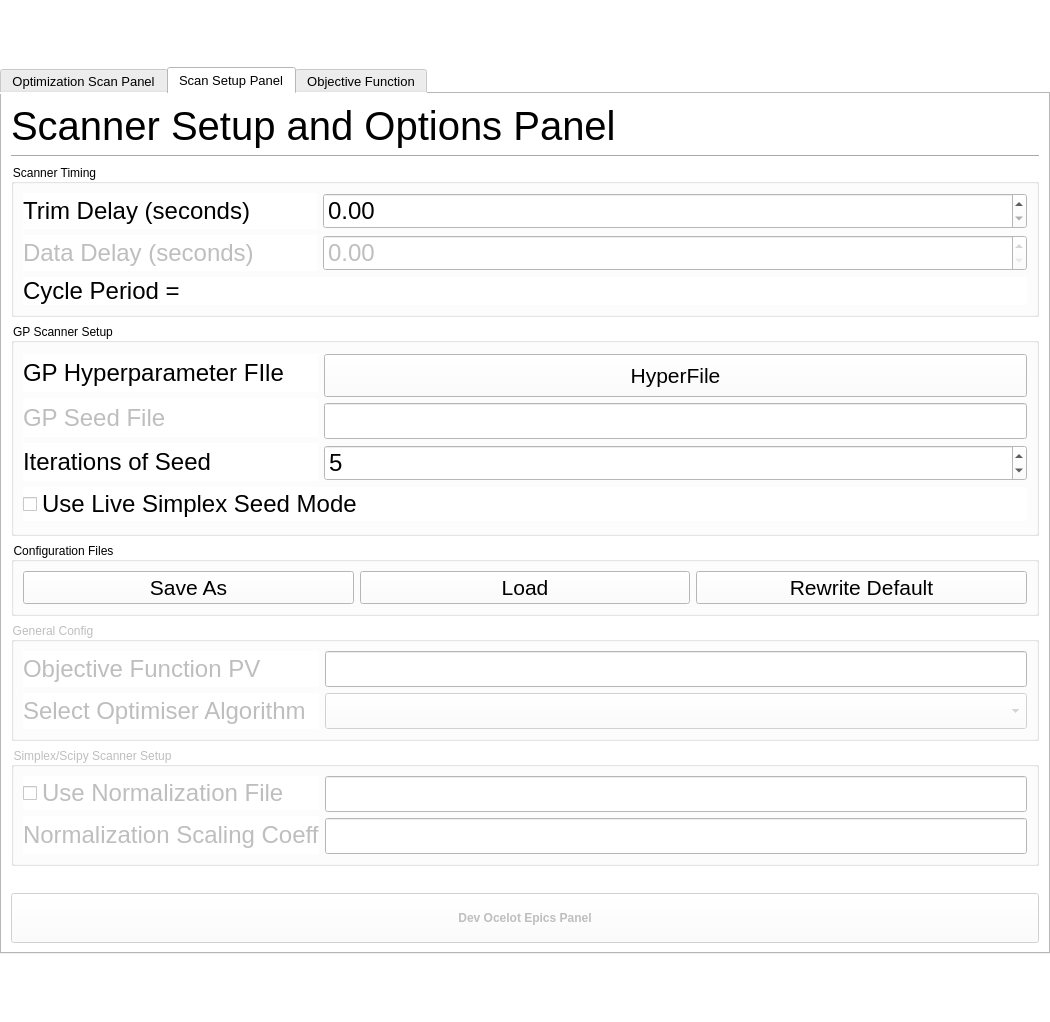
ocelot-collab/ocelot, file optimizer/UIOcelotInterface_gen.ui: the form before one commit.
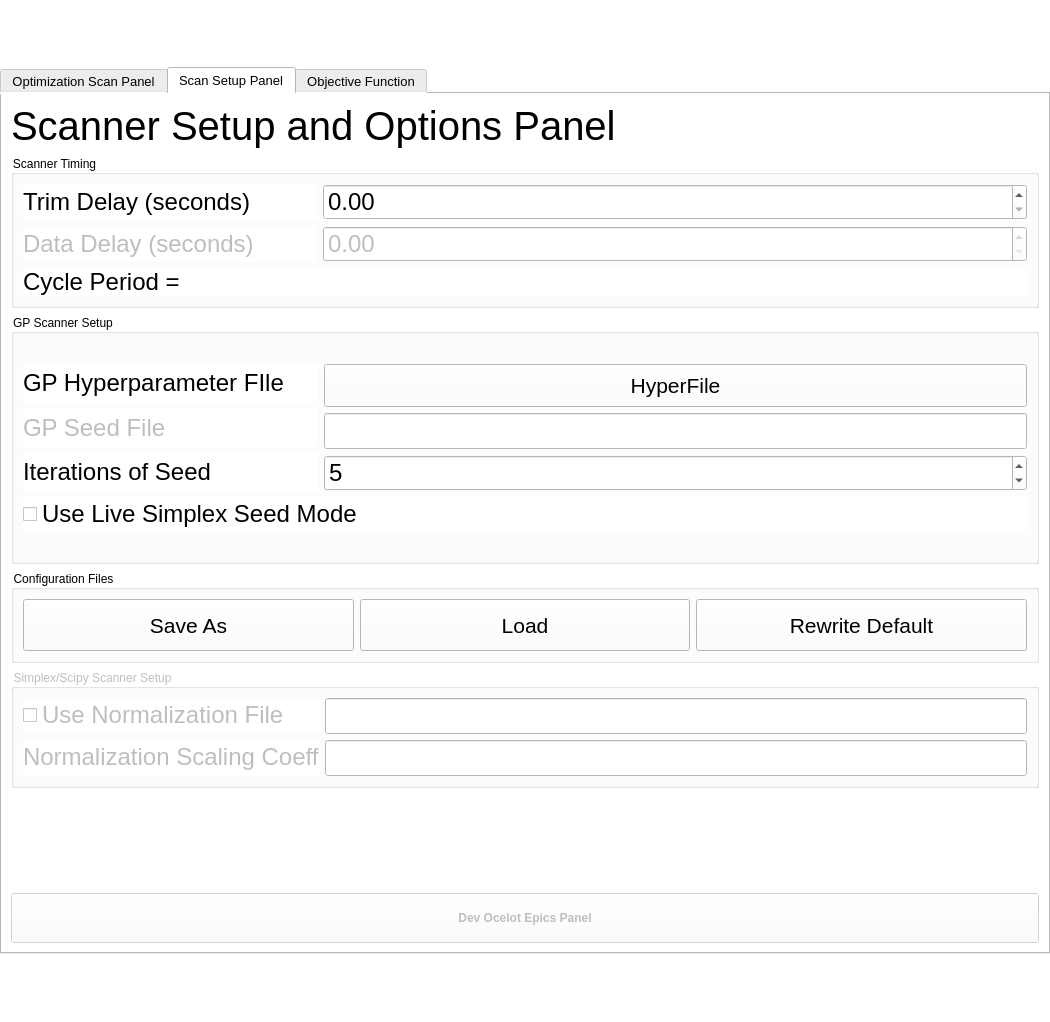
The form after the commit. The open tabs and pages were chosen to show the change. Custom widgets are drawn as their Qt base class.

The edit to the form file:
```diff
--- a/optimizer/UIOcelotInterface_gen.ui
+++ b/optimizer/UIOcelotInterface_gen.ui
@@ -259,20 +259,6 @@
          </property>
         </widget>
        </item>
-       <item>
-        <layout class="QVBoxLayout" name="verticalLayout">
-         <property name="sizeConstraint">
-          <enum>QLayout::SetDefaultConstraint</enum>
-         </property>
-         <item>
-          <widget class="Line" name="line">
-           <property name="orientation">
-            <enum>Qt::Horizontal</enum>
-           </property>
-          </widget>
-         </item>
-        </layout>
-       </item>
        <item>
         <widget class="QGroupBox" name="groupBox">
          <property name="enabled">
@@ -654,101 +640,6 @@
          </layout>
         </widget>
        </item>
-       <item>
-        <widget class="QGroupBox" name="groupBox_3">
-         <property name="enabled">
-          <bool>false</bool>
-         </property>
-         <property name="maximumSize">
-          <size>
-           <width>16777215</width>
-           <height>200</height>
-          </size>
-         </property>
-         <property name="title">
-          <string>General Config</string>
-         </property>
-         <layout class="QGridLayout" name="gridLayout_4">
-          <item row="0" column="0">
-           <layout class="QVBoxLayout" name="verticalLayout_4">
-            <item>
-             <widget class="QLabel" name="label">
-              <property name="font">
-               <font>
-                <pointsize>18</pointsize>
-               </font>
-              </property>
-              <property name="text">
-               <string>Objective Function PV  </string>
-              </property>
-             </widget>
-            </item>
-            <item>
-             <widget class="QLabel" name="label_5">
-              <property name="enabled">
-               <bool>false</bool>
-              </property>
-              <property name="maximumSize">
-               <size>
-                <width>16777215</width>
-                <height>16777215</height>
-               </size>
-              </property>
-              <property name="font">
-               <font>
-                <pointsize>18</pointsize>
-               </font>
-              </property>
-              <property name="text">
-               <string>Select Optimiser Algorithm  </string>
-              </property>
-             </widget>
-            </item>
-           </layout>
-          </item>
-          <item row="0" column="1">
-           <layout class="QVBoxLayout" name="verticalLayout_5">
-            <item>
-             <widget class="QLineEdit" name="le_obj_fun">
-              <property name="enabled">
-               <bool>false</bool>
-              </property>
-              <property name="font">
-               <font>
-                <pointsize>18</pointsize>
-               </font>
-              </property>
-             </widget>
-            </item>
-            <item>
-             <widget class="QComboBox" name="cb_select_alg_old">
-              <property name="enabled">
-               <bool>false</bool>
-              </property>
-              <property name="minimumSize">
-               <size>
-                <width>0</width>
-                <height>0</height>
-               </size>
-              </property>
-              <property name="maximumSize">
-               <size>
-                <width>16777215</width>
-                <height>16777215</height>
-               </size>
-              </property>
-              <property name="font">
-               <font>
-                <pointsize>18</pointsize>
-               </font>
-              </property>
-             </widget>
-            </item>
-           </layout>
-          </item>
-         </layout>
-        </widget>
-       </item>
        <item>
         <widget class="QGroupBox" name="groupBox_4">
          <property name="enabled">
```
Left out of the diff: 5 changed lines with no effect on the pictures.
